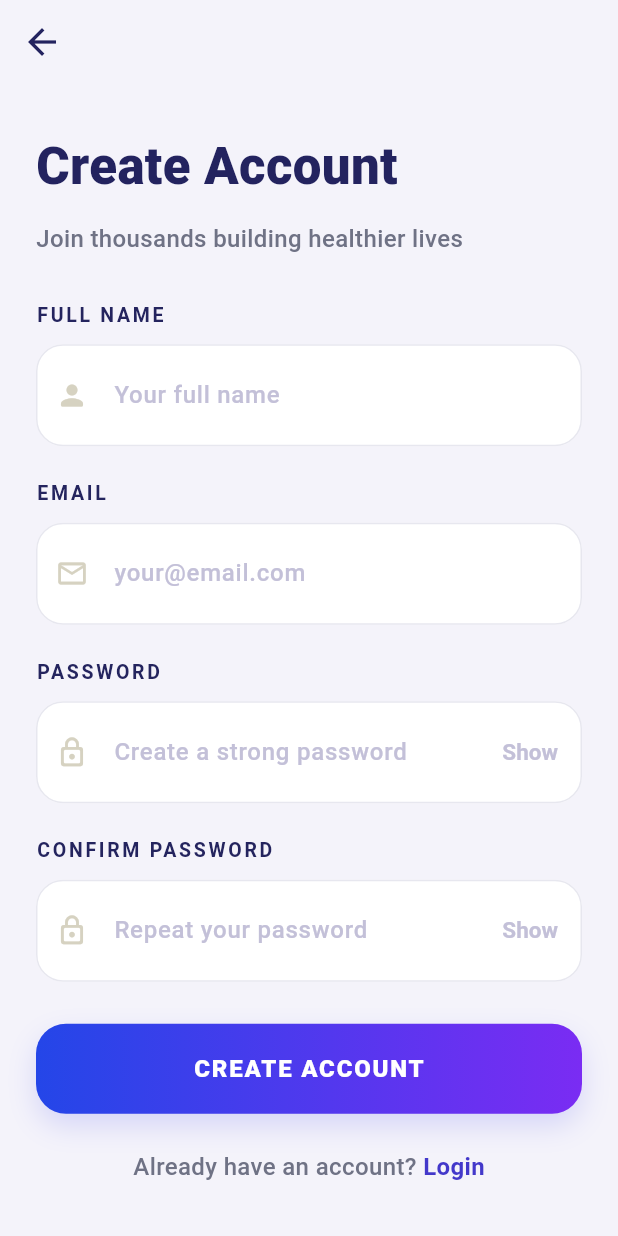
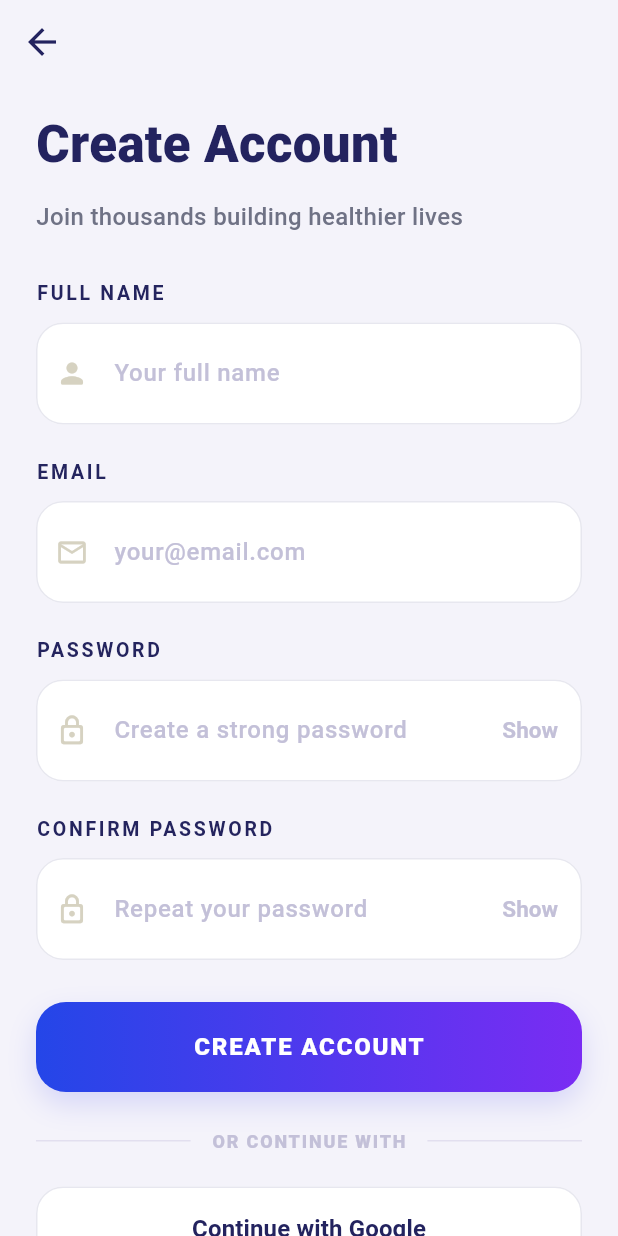
Before and after one commit to rudri123/carebit, a Flutter app: the SignUpScreen screen opened directly, on a phone screen of 412 x 824 dp. Run offline on Flutter 3.47's test engine with Material 3 defaults, Android fonts, the phone set to English and light mode, and no system bars; our stand-ins replace app_links, firebase_auth, firebase_core; accounts and stored records are empty.

Commit message:
Add Google sign-up button UI to create account screen

```diff
--- a/lib/signup_screen.dart
+++ b/lib/signup_screen.dart
@@ -397,6 +397,73 @@
                     const SizedBox(height: 24),
 
                     // Login row
+                    Row(
+                      children: [
+                        Expanded(
+                          child: Container(
+                            height: 1,
+                            color: const Color(0xFFE2DFEF),
+                          ),
+                        ),
+                        const Padding(
+                        padding: EdgeInsets.symmetric(horizontal: 14),
+                        child: Text(
+                          'OR CONTINUE WITH',
+                            style: TextStyle(
+                              color: Color(0xFFC3C0D8),
+                              fontSize: 12,
+                              fontWeight: FontWeight.w800,
+                              letterSpacing: 1.2,
+                             ),
+                          ),
+                        ),
+                        Expanded(
+                          child: Container(
+                            height: 1,
+                            color: const Color(0xFFE2DFEF),
+                          ),
+                        ),
+                      ],
+                    ),
+                  const SizedBox(height: 22),
+
+                   // Google button (UI only for now)
+                    SizedBox(
+                      width: double.infinity,
+                        height: 56,
+                        child: OutlinedButton(
+                          onPressed: () {
+                            ScaffoldMessenger.of(context).showSnackBar(
+                              SnackBar(
+                                content: const Text('Google sign-up can be added next'),
+                                backgroundColor: Colors.blueGrey[700],
+                                behavior: SnackBarBehavior.floating,
+                                shape: RoundedRectangleBorder(
+                                    borderRadius: BorderRadius.circular(12),
+                                ),
+                              ),
+                            );
+                          },
+                          style: OutlinedButton.styleFrom(
+                            backgroundColor: Colors.white,
+                            side: const BorderSide(color: Color(0xFFE7E7EF)),
+                            shape: RoundedRectangleBorder(
+                              borderRadius: BorderRadius.circular(18),
+                            ),
+                          ),
+                          child: const Text(
+                            'Continue with Google',
+                            style: TextStyle(
+                              color: Color(0xFF23235F),
+                              fontSize: 16,
+                              fontWeight: FontWeight.w700,
+                            ),
+                          ),
+                        ),
+                      ),
+                    const SizedBox(height: 24),
+
+                    // Login row
                     Center(
                       child: Wrap(
                         alignment: WrapAlignment.center,
```
